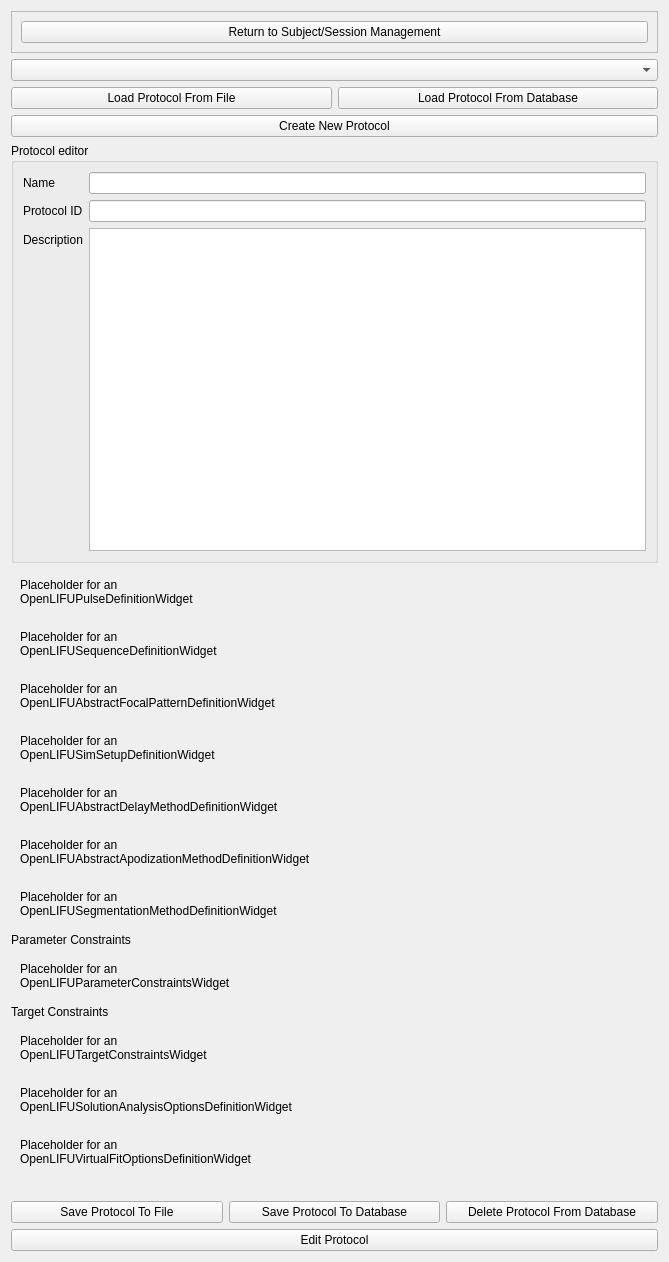
OpenwaterHealth/SlicerOpenLIFU, file OpenLIFUProtocolConfig/Resources/UI/OpenLIFUProtocolConfig.ui: the form before one commit.
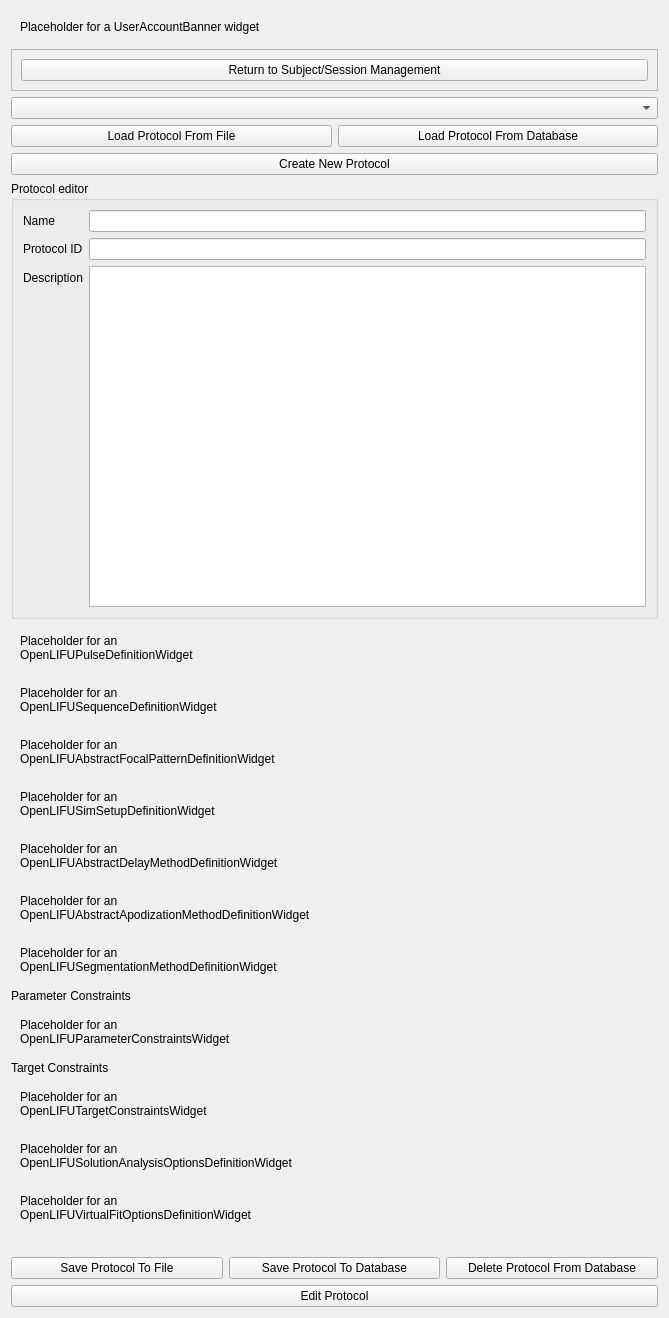
The form after the commit. Custom widgets are drawn as their Qt base class.

Commit message: Inject user account banner into modules and revise login update mechanism (#197)

Patch:
```diff
--- a/OpenLIFUProtocolConfig/Resources/UI/OpenLIFUProtocolConfig.ui
+++ b/OpenLIFUProtocolConfig/Resources/UI/OpenLIFUProtocolConfig.ui
@@ -7,10 +7,23 @@
     <x>0</x>
     <y>0</y>
     <width>669</width>
-    <height>1262</height>
+    <height>1318</height>
    </rect>
   </property>
   <layout class="QVBoxLayout" name="protocolConfigLayout">
+   <item>
+    <widget class="QWidget" name="userAccountBannerPlaceholder" native="true">
+     <layout class="QVBoxLayout" name="verticalLayout_5">
+      <item>
+       <widget class="QLabel" name="userAccountBannerPlaceholderLabel">
+        <property name="text">
+         <string>Placeholder for a UserAccountBanner widget</string>
+        </property>
+       </widget>
+      </item>
+     </layout>
+    </widget>
+   </item>
    <item>
     <widget class="QFrame" name="returnToSubjectSessionManagementPushButtonFrame">
      <property name="frameShape">
```
The commit also changes 13 other files.
